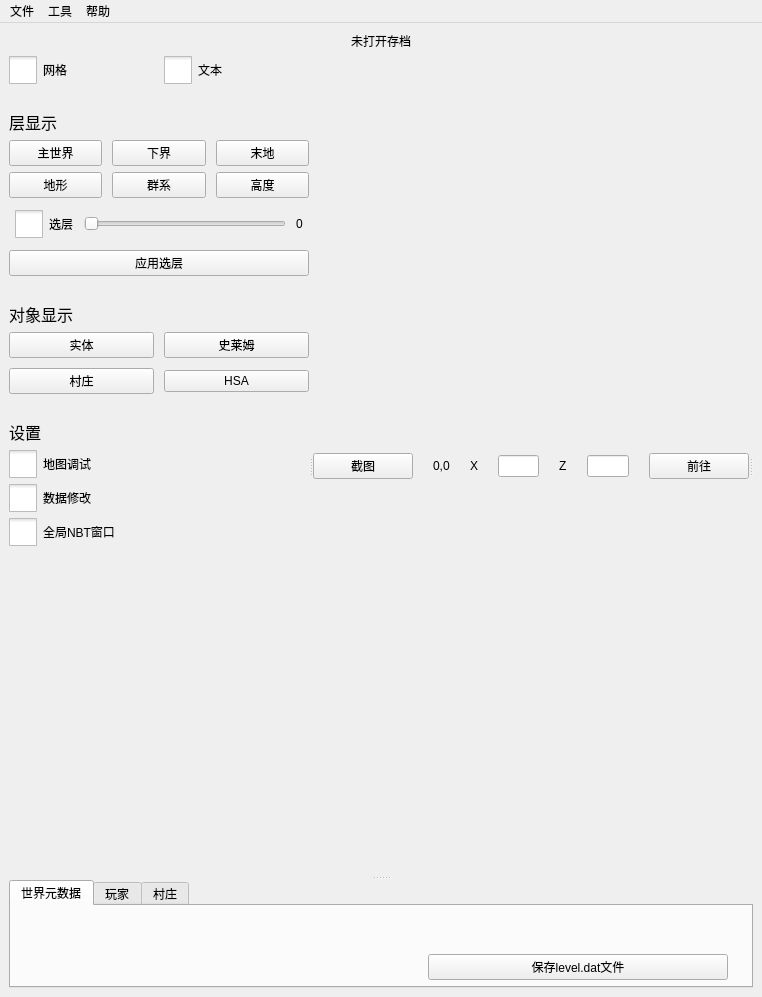
First picture: the form in mainwindow.ui, repository bedrock-dev/BedrockMap, before the edit.
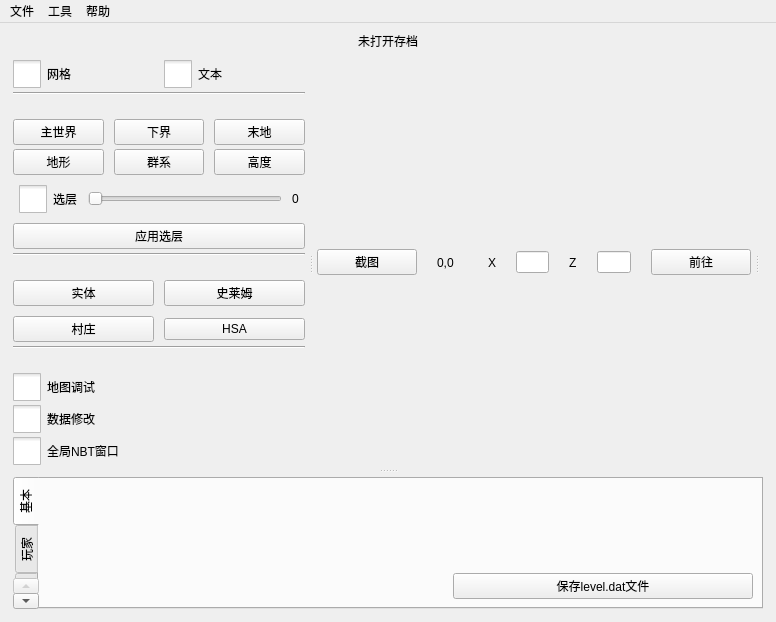
Second picture: the form after the edit.

What changed in the file:
```diff
--- a/mainwindow.ui
+++ b/mainwindow.ui
@@ -6,8 +6,8 @@
    <rect>
     <x>0</x>
     <y>0</y>
-    <width>762</width>
-    <height>997</height>
+    <width>776</width>
+    <height>622</height>
    </rect>
   </property>
   <property name="windowTitle">
@@ -64,6 +64,21 @@
          </size>
         </property>
         <layout class="QVBoxLayout" name="verticalLayout_4">
+         <property name="spacing">
+          <number>4</number>
+         </property>
+         <property name="leftMargin">
+          <number>4</number>
+         </property>
+         <property name="topMargin">
+          <number>4</number>
+         </property>
+         <property name="rightMargin">
+          <number>4</number>
+         </property>
+         <property name="bottomMargin">
+          <number>4</number>
+         </property>
          <item>
           <layout class="QHBoxLayout" name="horizontalLayout_2" stretch="0,0">
            <property name="spacing">
@@ -109,6 +124,13 @@
            </item>
           </layout>
          </item>
+         <item>
+          <widget class="Line" name="line_3">
+           <property name="orientation">
+            <enum>Qt::Horizontal</enum>
+           </property>
+          </widget>
+         </item>
          <item>
           <layout class="QVBoxLayout" name="layer_layout">
            <property name="leftMargin">
@@ -125,16 +147,6 @@
              <property name="topMargin">
               <number>0</number>
              </property>
-             <item>
-              <widget class="QLabel" name="label_2">
-               <property name="styleSheet">
-                <string notr="true">font: 12pt;</string>
-               </property>
-               <property name="text">
-                <string>层显示</string>
-               </property>
-              </widget>
-             </item>
             </layout>
            </item>
            <item>
@@ -277,6 +289,13 @@
            </item>
           </layout>
          </item>
+         <item>
+          <widget class="Line" name="line">
+           <property name="orientation">
+            <enum>Qt::Horizontal</enum>
+           </property>
+          </widget>
+         </item>
          <item>
           <layout class="QVBoxLayout" name="object_layout">
            <property name="topMargin">
@@ -285,16 +304,6 @@
            <property name="bottomMargin">
             <number>0</number>
            </property>
-           <item>
-            <widget class="QLabel" name="label_3">
-             <property name="styleSheet">
-              <string notr="true">font: 12pt;</string>
-             </property>
-             <property name="text">
-              <string>对象显示</string>
-             </property>
-            </widget>
-           </item>
            <item>
             <layout class="QGridLayout" name="gridLayout">
              <property name="topMargin">
@@ -335,21 +344,18 @@
            </item>
           </layout>
          </item>
+         <item>
+          <widget class="Line" name="line_2">
+           <property name="orientation">
+            <enum>Qt::Horizontal</enum>
+           </property>
+          </widget>
+         </item>
          <item>
           <layout class="QVBoxLayout" name="setting_layout">
            <property name="topMargin">
             <number>20</number>
            </property>
-           <item>
-            <widget class="QLabel" name="label_4">
-             <property name="styleSheet">
-              <string notr="true">font: 12pt;</string>
-             </property>
-             <property name="text">
-              <string>设置</string>
-             </property>
-            </widget>
-           </item>
            <item>
             <widget class="QCheckBox" name="debug_checkbox">
              <property name="styleSheet">
@@ -408,6 +414,21 @@
        </widget>
        <widget class="QWidget" name="map_widget" native="true">
         <layout class="QVBoxLayout" name="verticalLayout_6" stretch="1,40">
+         <property name="spacing">
+          <number>4</number>
+         </property>
+         <property name="leftMargin">
+          <number>4</number>
+         </property>
+         <property name="topMargin">
+          <number>4</number>
+         </property>
+         <property name="rightMargin">
+          <number>4</number>
+         </property>
+         <property name="bottomMargin">
+          <number>4</number>
+         </property>
          <item>
           <widget class="QWidget" name="map_buttom_toolbar_widget" native="true">
            <property name="autoFillBackground">
@@ -470,7 +491,14 @@
              </widget>
             </item>
             <item>
-             <widget class="QLineEdit" name="z_edit"/>
+             <widget class="QLineEdit" name="z_edit">
+              <property name="maximumSize">
+               <size>
+                <width>60</width>
+                <height>16777215</height>
+               </size>
+              </property>
+             </widget>
             </item>
             <item>
              <widget class="QLabel" name="cursor_pos_label">
@@ -480,7 +508,14 @@
              </widget>
             </item>
             <item>
-             <widget class="QLineEdit" name="x_edit"/>
+             <widget class="QLineEdit" name="x_edit">
+              <property name="maximumSize">
+               <size>
+                <width>60</width>
+                <height>16777215</height>
+               </size>
+              </property>
+             </widget>
             </item>
             <item>
              <widget class="QPushButton" name="goto_btn">
@@ -504,43 +539,89 @@
         </layout>
        </widget>
        <widget class="QWidget" name="verticalLayoutWidget_2">
-        <layout class="QVBoxLayout" name="empty_chunk_editor_layout"/>
+        <layout class="QVBoxLayout" name="empty_chunk_editor_layout">
+         <property name="spacing">
+          <number>4</number>
+         </property>
+         <property name="leftMargin">
+          <number>4</number>
+         </property>
+         <property name="topMargin">
+          <number>4</number>
+         </property>
+         <property name="rightMargin">
+          <number>4</number>
+         </property>
+         <property name="bottomMargin">
+          <number>4</number>
+         </property>
+        </layout>
        </widget>
       </widget>
       <widget class="QWidget" name="global_nbt_pannel" native="true">
        <layout class="QVBoxLayout" name="global_nbt_layout">
+        <property name="spacing">
+         <number>4</number>
+        </property>
+        <property name="leftMargin">
+         <number>4</number>
+        </property>
+        <property name="topMargin">
+         <number>4</number>
+        </property>
+        <property name="rightMargin">
+         <number>4</number>
+        </property>
+        <property name="bottomMargin">
+         <number>4</number>
+        </property>
         <item>
          <widget class="QTabWidget" name="global_nbt_layout_2">
+          <property name="tabPosition">
+           <enum>QTabWidget::West</enum>
+          </property>
           <property name="currentIndex">
            <number>0</number>
           </property>
           <widget class="QWidget" name="level_dat_tab">
            <attribute name="title">
-            <string>世界元数据</string>
+            <string>基本</string>
            </attribute>
            <layout class="QVBoxLayout" name="verticalLayout_5">
+            <property name="spacing">
+             <number>4</number>
+            </property>
+            <property name="leftMargin">
+             <number>4</number>
+            </property>
             <property name="topMargin">
-             <number>0</number>
+             <number>4</number>
+            </property>
+            <property name="rightMargin">
+             <number>4</number>
             </property>
             <property name="bottomMargin">
-             <number>0</number>
+             <number>4</number>
             </property>
             <item>
              <widget class="QWidget" name="level_dat_empty_widget" native="true"/>
             </item>
             <item>
              <layout class="QHBoxLayout" name="horizontalLayout">
+              <property name="spacing">
+               <number>4</number>
+              </property>
               <property name="leftMargin">
-               <number>12</number>
+               <number>4</number>
               </property>
               <property name="topMargin">
-               <number>2</number>
+               <number>4</number>
               </property>
               <property name="rightMargin">
-               <number>14</number>
+               <number>4</number>
               </property>
               <property name="bottomMargin">
-               <number>6</number>
+               <number>4</number>
               </property>
               <item>
                <spacer name="horizontalSpacer_3">
@@ -701,7 +782,7 @@
     <rect>
      <x>0</x>
      <y>0</y>
-     <width>762</width>
+     <width>776</width>
      <height>21</height>
     </rect>
    </property>
```
Left out of the diff: 48 changed lines with no effect on the pictures.
